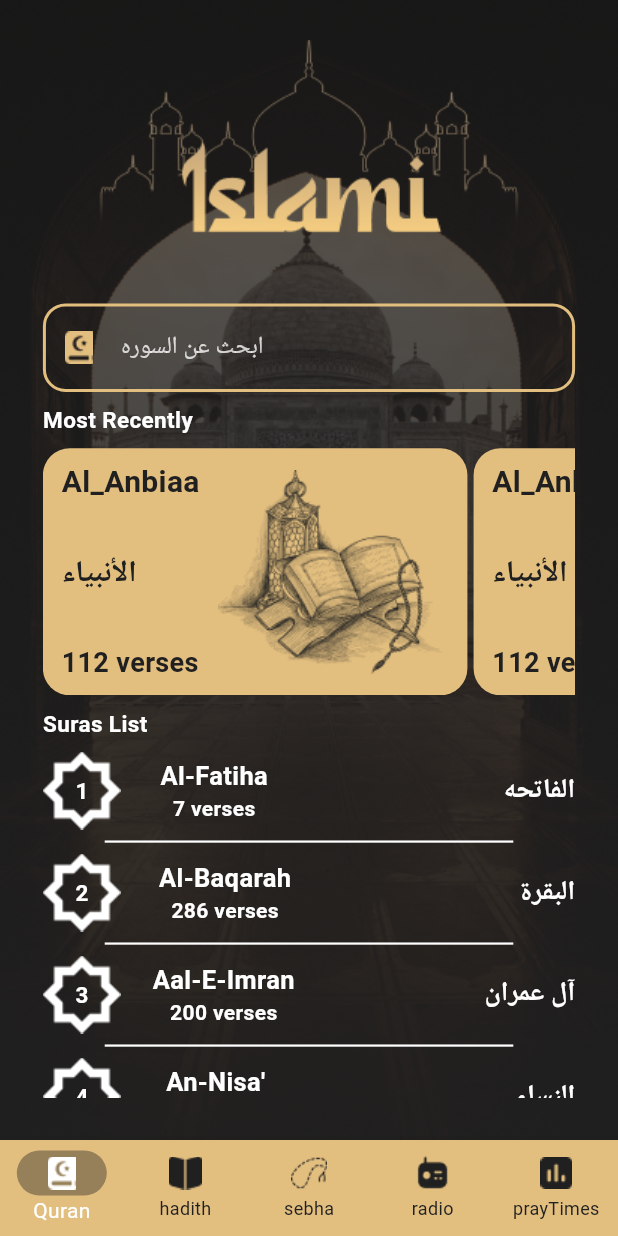
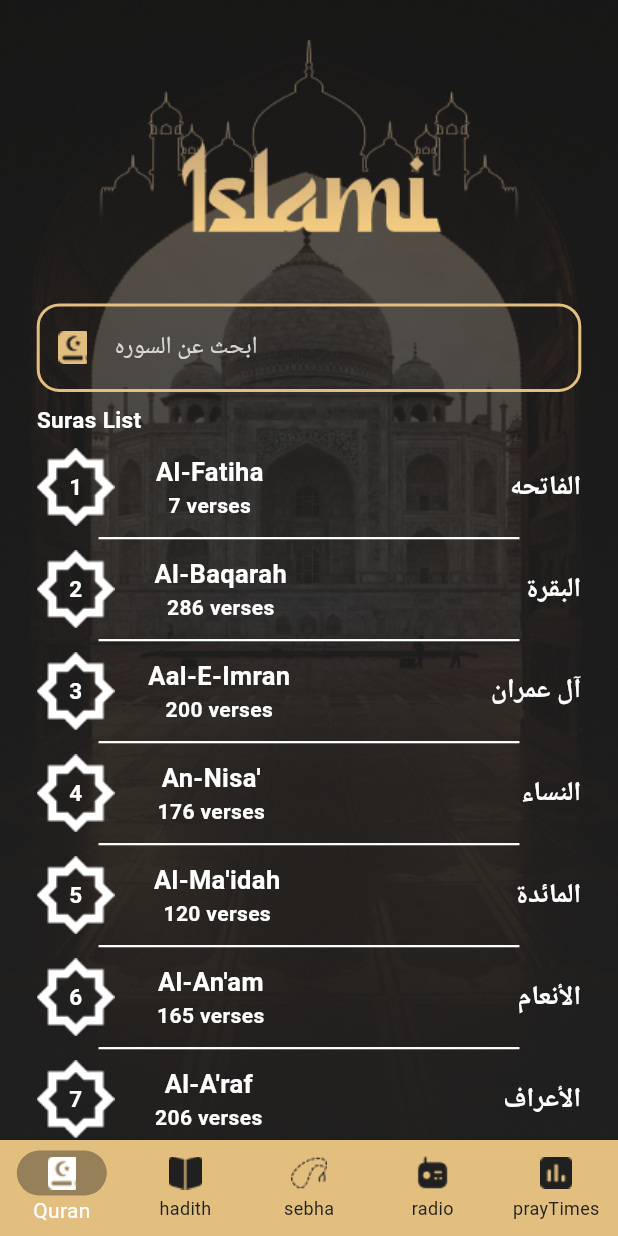
Before and after one commit to MahmoudSGhaith/fullIslamiApp, a Flutter app: the Home screen opened by its route, on a phone screen of 412 x 824 dp. Run offline on Flutter 3.47's test engine with Material 3 defaults, Android fonts, the phone set to English and light mode, and no system bars; our stand-ins replace carousel_slider, introduction_screen.

Commit message:
- remove the most recent widget

```diff
--- a/lib/presentation/tabs/quran/most_recent_sura.dart
+++ /dev/null
@@ -1,64 +0,0 @@
-
-import 'package:flutter/material.dart';
-
-import '../../../core/assets_manger.dart';
-import '../../../core/colors_manger.dart';
-
-class MostRecentSura extends StatelessWidget {
-  const MostRecentSura({super.key});
-
-  @override
-  Widget build(BuildContext context) {
-    double widthQuery = MediaQuery.of(context).size.width;
-    double heightQuery = MediaQuery.of(context).size.height;
-    return Container(
-      width: 283,
-      height: 150,
-      decoration: BoxDecoration(
-        borderRadius: BorderRadius.circular(18),
-        color: ColorsManger.gold,
-      ),
-      child: Row(
-        children: [
-          Container(
-            margin: EdgeInsets.symmetric(
-              horizontal: heightQuery * 0.015,
-              vertical: widthQuery * 0.02,
-            ),
-            child: Column(
-              mainAxisAlignment: MainAxisAlignment.spaceBetween,
-              crossAxisAlignment: CrossAxisAlignment.start,
-              children: [
-                Text(
-                  "Al_Anbiaa",
-                  style: TextStyle(
-                    color: ColorsManger.black,
-                    fontWeight: FontWeight.w600,
-                    fontSize: 20,
-                  ),
-                ),
-                Text(
-                  "الأنبياء",
-                  style: TextStyle(
-                    color: ColorsManger.black,
-                    fontWeight: FontWeight.w600,
-                    fontSize: 20,
-                  ),
-                ),
-                Text(
-                  "112 verses",
-                  style: TextStyle(
-                    color: ColorsManger.black,
-                    fontWeight: FontWeight.w600,
-                    fontSize: 18,
-                  ),
-                ),
-              ],
-            ),
-          ),
-          Image(image: AssetImage(AssetsManger.mostaRecentImage)),
-        ],
-      )
-    );
-  }
-}
--- a/lib/presentation/tabs/quran/quran.dart
+++ b/lib/presentation/tabs/quran/quran.dart
@@ -3,8 +3,8 @@ import 'package:islami/core/colors_manger.dart';
 import 'package:islami/core/routes/app_routes.dart';
 import 'package:islami/presentation/tabs/quran/quran_resourses.dart';
 import 'package:islami/presentation/tabs/quran/sura_list_designe.dart';
+
 import '../../../core/assets_manger.dart';
-import 'most_recent_sura.dart';
 
 class Quran extends StatefulWidget {
   const Quran({super.key});
@@ -25,7 +25,7 @@ class _QuranState extends State<Quran> {
     return Expanded(
       child: SingleChildScrollView(
         child: Container(
-          margin: EdgeInsets.symmetric(horizontal: heightQuery * 0.025),
+          margin: EdgeInsets.symmetric(horizontal: heightQuery * 0.02),
           child: Padding(
             padding: const EdgeInsets.all(8.0),
             child: Column(
@@ -54,29 +54,6 @@ class _QuranState extends State<Quran> {
                 ),
                 SizedBox(height: heightQuery * 0.01),
                 Text(
-                  "Most Recently",
-                  style: TextStyle(
-                    color: ColorsManger.white,
-                    fontWeight: FontWeight.bold,
-                    fontSize: 15,
-                  ),
-                ),
-                SizedBox(height: heightQuery * 0.01),
-                SizedBox(
-                  height: heightQuery * 0.2,
-                  child: ListView.separated(
-                    scrollDirection: Axis.horizontal,
-                    itemBuilder: (context, index) {
-                      return MostRecentSura();
-                    },
-                    separatorBuilder: (context, index) {
-                      return SizedBox(width: widthQuery * 0.01);
-                    },
-                    itemCount: 7,
-                  ),
-                ),
-                SizedBox(height: heightQuery * 0.01),
-                Text(
                   "Suras List",
                   style: TextStyle(
                     color: ColorsManger.white,
@@ -86,7 +63,7 @@ class _QuranState extends State<Quran> {
                 ),
                 SizedBox(height: heightQuery * 0.01),
                 SizedBox(
-                  height: heightQuery * 0.28,
+                  height: heightQuery * 0.6,
                   child: ListView.separated(
                     padding: EdgeInsets.zero,
                     itemBuilder:
```
